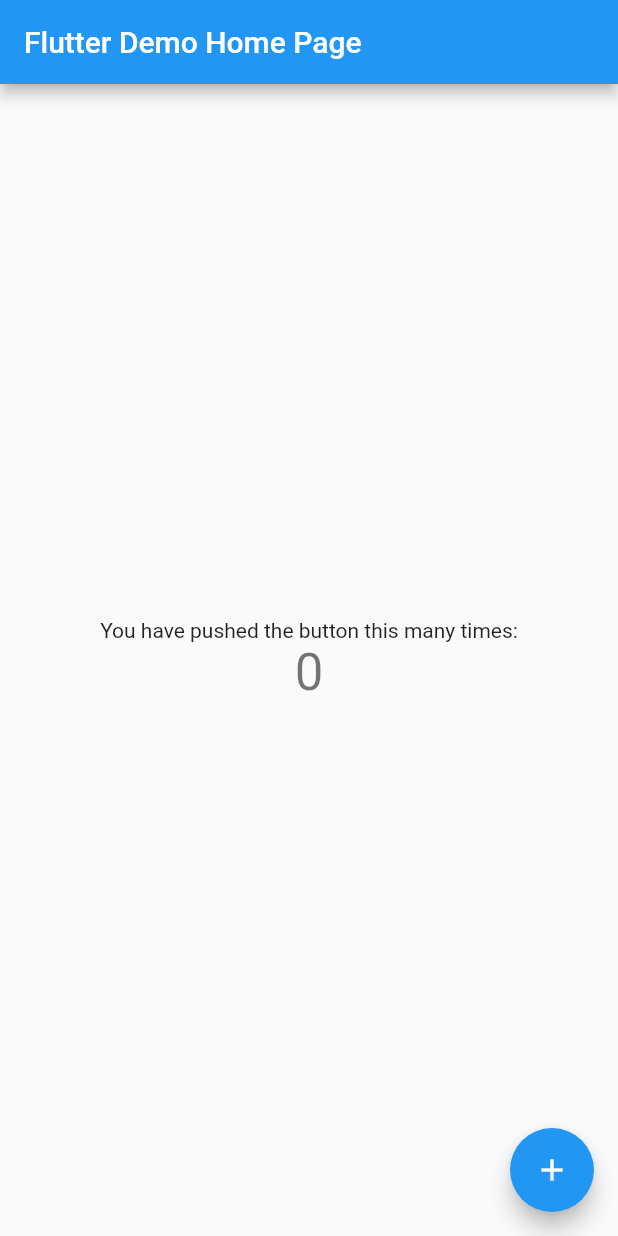
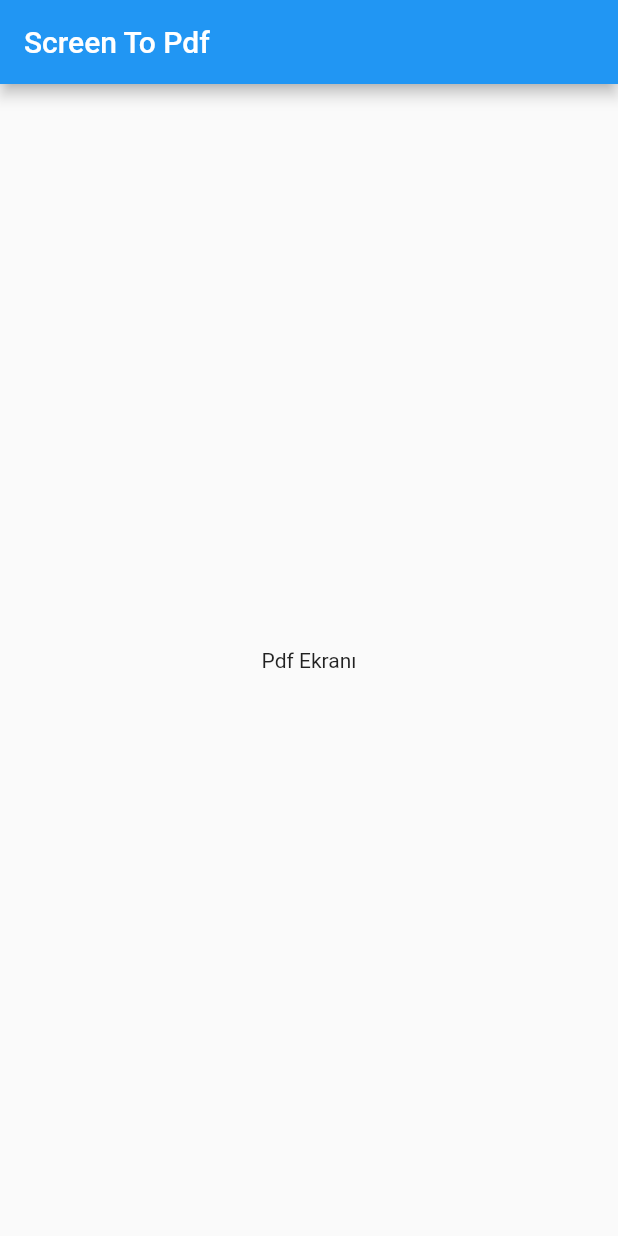
Before and after one commit to gulsenkeskin/flutter_screen_to_pdf, a Flutter app: the screen it shows after launch, on a phone screen of 412 x 824 dp. Run offline on Flutter 3.47's test engine with Material 2 defaults, Android fonts, the phone set to English and light mode, and no system bars.

Commit message:
added package and home page

```diff
--- a/lib/main.dart
+++ b/lib/main.dart
@@ -1,4 +1,5 @@
 import 'package:flutter/material.dart';
+import 'package:flutter_screen_to_pdf/pages/home_page.dart';
 
 void main() {
   runApp(const MyApp());
@@ -7,109 +8,14 @@ void main() {
 class MyApp extends StatelessWidget {
   const MyApp({super.key});
 
-  // This widget is the root of your application.
   @override
   Widget build(BuildContext context) {
     return MaterialApp(
       title: 'Flutter Demo',
       theme: ThemeData(
-        // This is the theme of your application.
-        //
-        // Try running your application with "flutter run". You'll see the
-        // application has a blue toolbar. Then, without quitting the app, try
-        // changing the primarySwatch below to Colors.green and then invoke
-        // "hot reload" (press "r" in the console where you ran "flutter run",
-        // or simply save your changes to "hot reload" in a Flutter IDE).
-        // Notice that the counter didn't reset back to zero; the application
-        // is not restarted.
         primarySwatch: Colors.blue,
       ),
-      home: const MyHomePage(title: 'Flutter Demo Home Page'),
+      home: const HomePage(),
     );
   }
 }
-
-class MyHomePage extends StatefulWidget {
-  const MyHomePage({super.key, required this.title});
-
-  // This widget is the home page of your application. It is stateful, meaning
-  // that it has a State object (defined below) that contains fields that affect
-  // how it looks.
-
-  // This class is the configuration for the state. It holds the values (in this
-  // case the title) provided by the parent (in this case the App widget) and
-  // used by the build method of the State. Fields in a Widget subclass are
-  // always marked "final".
-
-  final String title;
-
-  @override
-  State<MyHomePage> createState() => _MyHomePageState();
-}
-
-class _MyHomePageState extends State<MyHomePage> {
-  int _counter = 0;
-
-  void _incrementCounter() {
-    setState(() {
-      // This call to setState tells the Flutter framework that something has
-      // changed in this State, which causes it to rerun the build method below
-      // so that the display can reflect the updated values. If we changed
-      // _counter without calling setState(), then the build method would not be
-      // called again, and so nothing would appear to happen.
-      _counter++;
-    });
-  }
-
-  @override
-  Widget build(BuildContext context) {
-    // This method is rerun every time setState is called, for instance as done
-    // by the _incrementCounter method above.
-    //
-    // The Flutter framework has been optimized to make rerunning build methods
-    // fast, so that you can just rebuild anything that needs updating rather
-    // than having to individually change instances of widgets.
-    return Scaffold(
-      appBar: AppBar(
-        // Here we take the value from the MyHomePage object that was created by
-        // the App.build method, and use it to set our appbar title.
-        title: Text(widget.title),
-      ),
-      body: Center(
-        // Center is a layout widget. It takes a single child and positions it
-        // in the middle of the parent.
-        child: Column(
-          // Column is also a layout widget. It takes a list of children and
-          // arranges them vertically. By default, it sizes itself to fit its
-          // children horizontally, and tries to be as tall as its parent.
-          //
-          // Invoke "debug painting" (press "p" in the console, choose the
-          // "Toggle Debug Paint" action from the Flutter Inspector in Android
-          // Studio, or the "Toggle Debug Paint" command in Visual Studio Code)
-          // to see the wireframe for each widget.
-          //
-          // Column has various properties to control how it sizes itself and
-          // how it positions its children. Here we use mainAxisAlignment to
-          // center the children vertically; the main axis here is the vertical
-          // axis because Columns are vertical (the cross axis would be
-          // horizontal).
-          mainAxisAlignment: MainAxisAlignment.center,
-          children: <Widget>[
-            const Text(
-              'You have pushed the button this many times:',
-            ),
-            Text(
-              '$_counter',
-              style: Theme.of(context).textTheme.headlineMedium,
-            ),
-          ],
-        ),
-      ),
-      floatingActionButton: FloatingActionButton(
-        onPressed: _incrementCounter,
-        tooltip: 'Increment',
-        child: const Icon(Icons.add),
-      ), // This trailing comma makes auto-formatting nicer for build methods.
-    );
-  }
-}
--- /dev/null
+++ b/lib/pages/home_page.dart
@@ -0,0 +1,15 @@
+import 'package:flutter/material.dart';
+
+class HomePage extends StatelessWidget {
+  const HomePage({Key? key}) : super(key: key);
+
+  @override
+  Widget build(BuildContext context) {
+    return Scaffold(
+      appBar: AppBar(title: const Text("Screen To Pdf"),),
+      body:const Center(
+        child: Text("Pdf Ekranı"),
+      ) ,
+    );
+  }
+}
--- a/pubspec.yaml
+++ b/pubspec.yaml
@@ -35,6 +35,10 @@ dependencies:
   # The following adds the Cupertino Icons font to your application.
   # Use with the CupertinoIcons class for iOS style icons.
   cupertino_icons: ^1.0.2
+  pdf: ^3.8.4
+  screenshot: ^1.2.3
+  pdfx: ^2.3.0
+  share_plus: ^6.2.0
 
 dev_dependencies:
   flutter_test:
```
Also changed, not shown: pubspec.lock.
